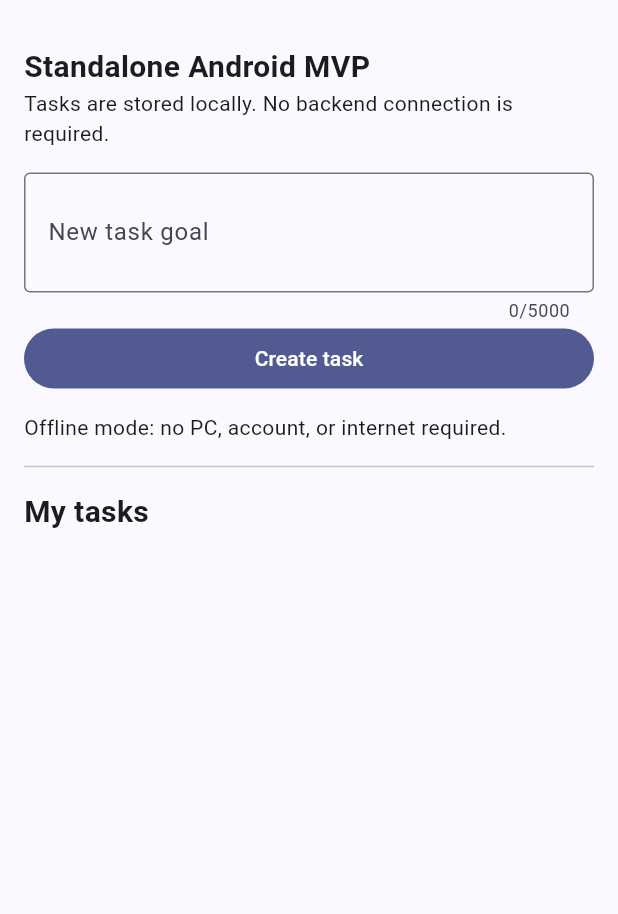
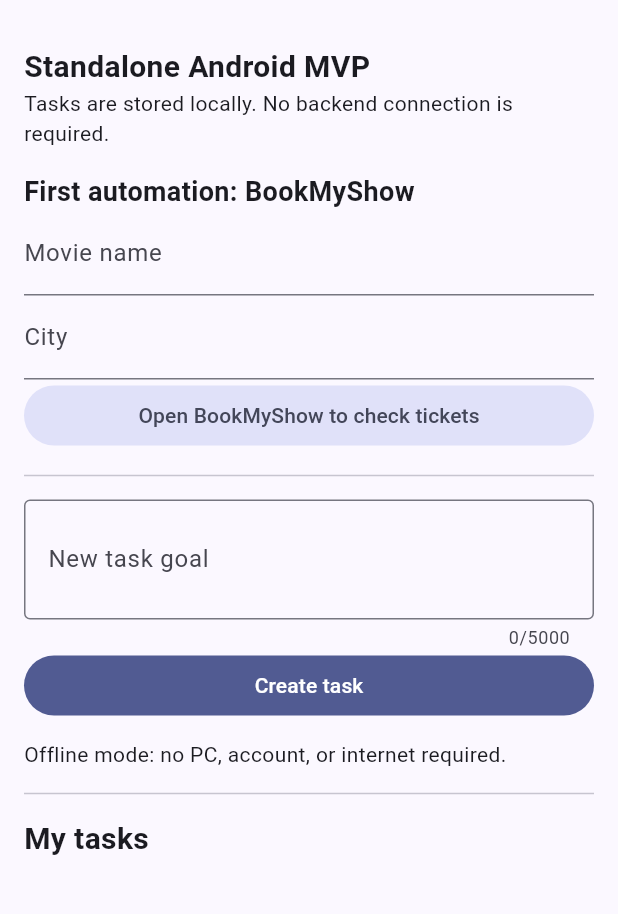
Before and after one commit to Gautham-AI-dev/TaskMaster, a Flutter app: the screen it shows after launch, on a phone screen of 412 x 824 dp, the part 63-977 px from its top. Run offline on Flutter 3.47's test engine with Material 3 defaults, Android fonts, the phone set to English and light mode, and no system bars; our stand-ins replace shared_preferences.

Commit message:
Add movie and city input and BookMyShow launch to offline Android MVP

```diff
--- a/mobile/lib/main.dart
+++ b/mobile/lib/main.dart
@@ -2,6 +2,8 @@
 import 'package:shared_preferences/shared_preferences.dart';
 
 import 'task_engine.dart';
+import 'bookmyshow_launcher.dart';
+import 'movie_availability.dart';
 import 'task_repository.dart';
 
 void main() async {
@@ -36,6 +38,9 @@
 
 class _TaskHomeState extends State<TaskHome> {
   final _goal = TextEditingController();
+  final _movie = TextEditingController();
+  final _city = TextEditingController();
+  final _bookMyShow = const BookMyShowLauncher();
   final _engine = const TaskEngine();
   List<LocalTask> _tasks = [];
   String _message = 'Offline mode: no PC, account, or internet required.';
@@ -55,6 +60,8 @@
   @override
   void dispose() {
     _goal.dispose();
+    _movie.dispose();
+    _city.dispose();
     super.dispose();
   }
 
@@ -62,6 +69,23 @@
     final repository = widget.repository;
     if (repository != null) await repository.save(next);
     if (mounted) setState(() => _tasks = next);
+  }
+
+  Future<void> _openBookMyShow() async {
+    if (_busy) return;
+    setState(() => _busy = true);
+    try {
+      final request = MovieAvailabilityRequest(movie: _movie.text, city: _city.text);
+      final opened = await _bookMyShow.open();
+      if (!mounted) return;
+      setState(() => _message = opened
+          ? 'Opened BookMyShow. Search for ${request.movie} in ${request.city} and inspect showtimes. Ticket availability is not yet automatically verified.'
+          : 'Could not open BookMyShow.');
+    } catch (error) {
+      if (mounted) setState(() => _message = 'Movie search failed: $error');
+    } finally {
+      if (mounted) setState(() => _busy = false);
+    }
   }
 
   Future<void> _create() async {
@@ -135,6 +159,11 @@
             ),
             const Text('Tasks are stored locally. No backend connection is required.'),
             const SizedBox(height: 16),
+            const Text('First automation: BookMyShow', style: TextStyle(fontSize: 18, fontWeight: FontWeight.bold)),
+            TextField(controller: _movie, decoration: const InputDecoration(labelText: 'Movie name')),
+            TextField(controller: _city, decoration: const InputDecoration(labelText: 'City')),
+            FilledButton.tonal(onPressed: _busy ? null : _openBookMyShow, child: const Text('Open BookMyShow to check tickets')),
+            const Divider(height: 32),
             TextField(
               controller: _goal,
               minLines: 2,
```
